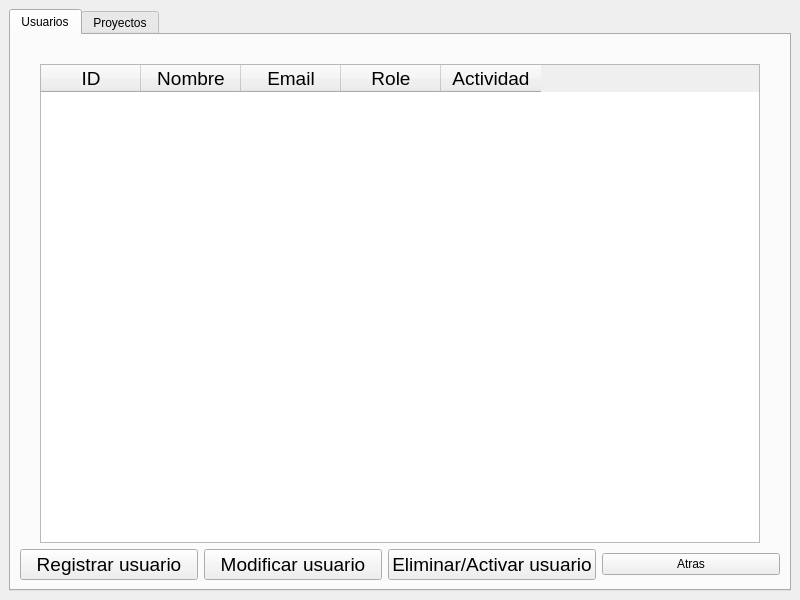
This is Interfaces/UI/view_ventana_superusuario.ui in adrianvillanueva997/computation_lab_2 as Qt 5 draws it before an edit. The edited form follows.
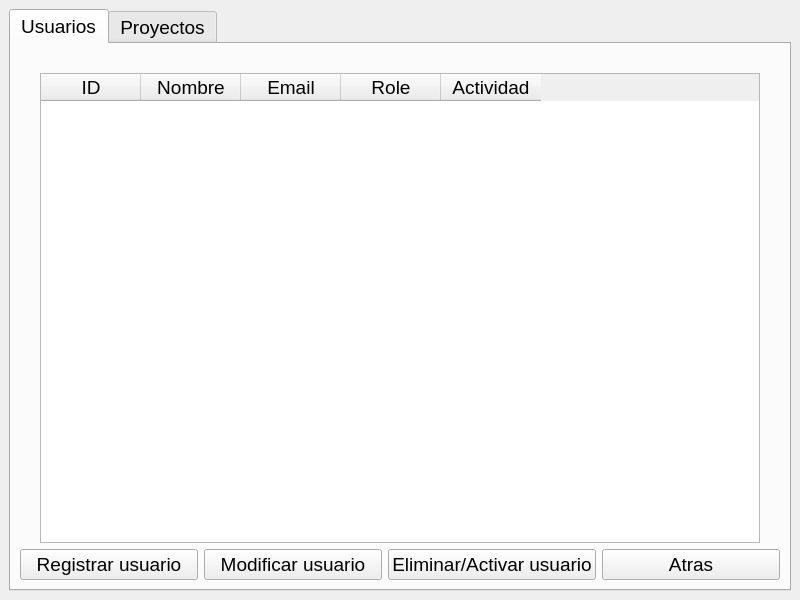
This is the edited form.

Commit message: Cuadros de dialogo de información, barras de progreso en procesos, exportar a csv, flitros en ventanas de entrenamiento, clasificar y analisis, revisadas ventanas

What changed in the file:
```diff
--- a/Interfaces/UI/view_ventana_superusuario.ui
+++ b/Interfaces/UI/view_ventana_superusuario.ui
@@ -17,6 +17,11 @@
    <layout class="QGridLayout" name="gridLayout">
     <item row="0" column="1">
      <widget class="QTabWidget" name="tabWidget">
+      <property name="font">
+       <font>
+        <pointsize>14</pointsize>
+       </font>
+      </property>
       <property name="currentIndex">
        <number>0</number>
       </property>
@@ -148,6 +153,11 @@
           </item>
           <item row="0" column="3">
            <widget class="QPushButton" name="pushButton_Atras">
+            <property name="font">
+             <font>
+              <pointsize>14</pointsize>
+             </font>
+            </property>
             <property name="text">
              <string>Atras</string>
             </property>
```
Left out of the diff: 7 changed lines with no effect on the pictures. The commit also changes 38 other files.
